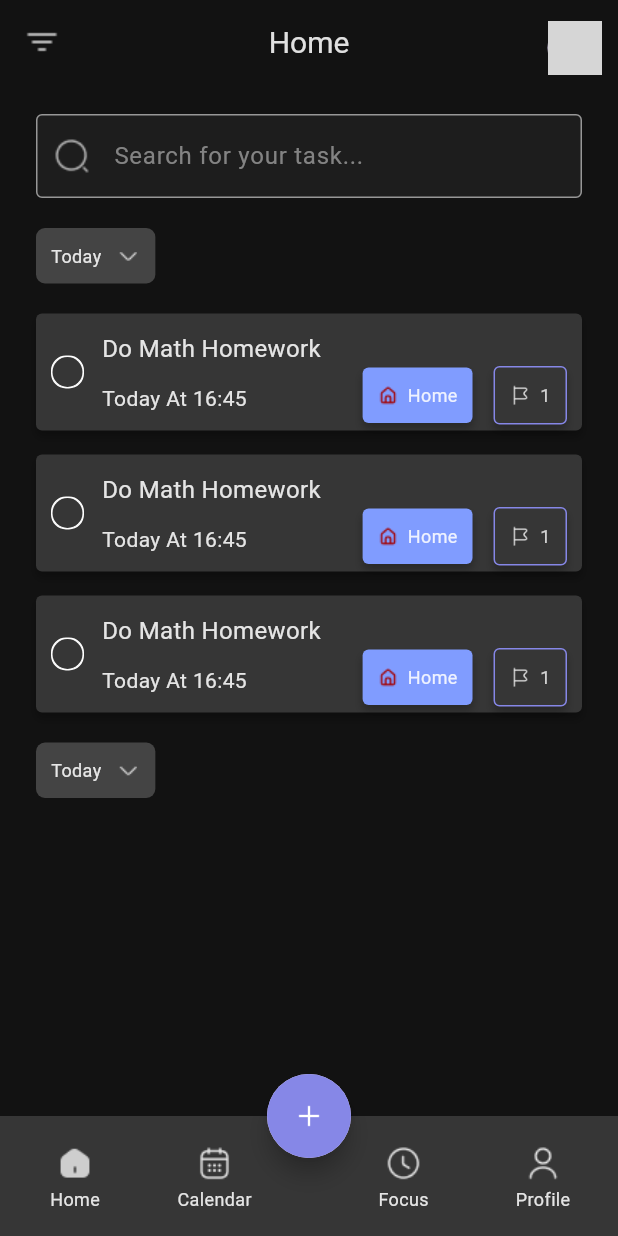
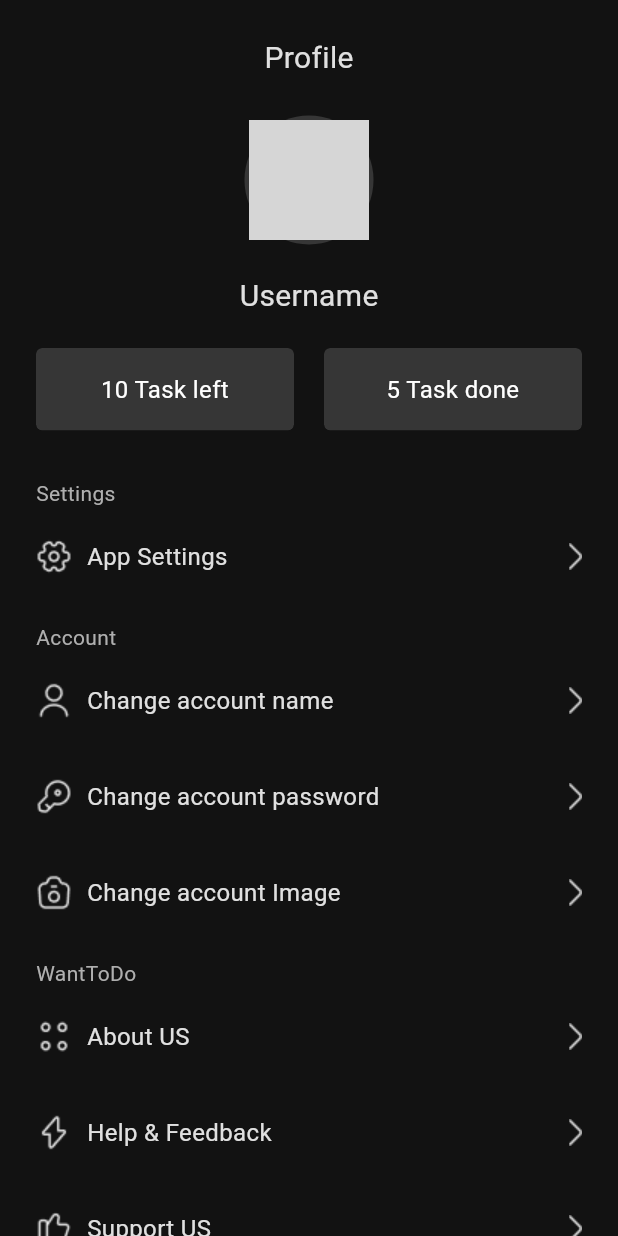
Before and after one commit to DargaHasanBasri/want_to_do, a Flutter app: the screen it shows after launch, on a phone screen of 412 x 824 dp. Run offline on Flutter 3.47's test engine with Material 3 defaults, Android fonts, the phone set to English and light mode, and no system bars; our stand-ins replace cached_network_image, easy_localization, fluttertoast, get_it, shared_preferences; network calls fail; grey boxes are pictures that could not be loaded.

Commit message:
Create profile page

```diff
--- a/assets/langs/en-US.json
+++ b/assets/langs/en-US.json
@@ -2,7 +2,8 @@
   "appTitle": "WantToDo",
   "calendar": "Calendar",
   "focus": "Focus",
-  "profile": "Profile",
+  "profileTitle": "Profile",
+  "account": "Account",
   "settings": "Settings",
   "completed": "Completed",
   "today": "Today",
@@ -52,6 +53,7 @@
     "enterTaskDescription": "Enter task description"
   },
   "appSettings": {
+    "appSettings": "App Settings",
     "changeColor": "Change app color",
     "changeLanguage": "Change app language",
     "changeLanguageTitle": "Change Language",
@@ -83,5 +85,21 @@
     "healthCategory": "Health",
     "movieCategory": "Movie",
     "homeCategory": "Home"
+  },
+  "profile": {
+    "taskLeft": "Task left",
+    "taskDone": "Task done",
+    "changeAccountName": "Change account name",
+    "changeAccountPassword": "Change account password",
+    "changeAccountImage": "Change account Image",
+    "aboutUS": "About US",
+    "helpFeedback": "Help & Feedback",
+    "supportUS": "Support US",
+    "logOut": "Log out",
+    "enterOldPassword": "Enter old password",
+    "enterNewPassword": "Enter new password",
+    "tackPicture": "Tack picture",
+    "importFromGallery": "Import from gallery",
+    "importFromGoogleDrive": "Import from Google Drive"
   }
 }
--- a/lib/export.dart
+++ b/lib/export.dart
@@ -63,3 +63,8 @@ export 'package:want_to_do/ui/pages/category/category_page.dart';
 export 'package:want_to_do/ui/pages/category/category_view_model.dart';
 export 'package:want_to_do/ui/pages/category/category_provider.dart';
 export 'package:want_to_do/ui/pages/main_tab/components/popup_category_child.dart';
+export 'package:want_to_do/ui/pages/profile/profile_page.dart';
+export 'package:want_to_do/ui/pages/profile/profile_view_model.dart';
+export 'package:want_to_do/ui/pages/profile/profile_provider.dart';
+export 'package:want_to_do/ui/pages/profile/components/user_profile_info.dart';
+export 'package:want_to_do/ui/pages/profile/components/profile_item.dart';
--- a/lib/main.dart
+++ b/lib/main.dart
@@ -44,7 +44,7 @@ class MyApp extends StatelessWidget {
       locale: context.locale,
       navigatorKey: locator<AppRoutes>().baseNavigatorKey,
       onGenerateRoute: Routes.generateRoute,
-      initialRoute: Routes.MainTab,
+      initialRoute: Routes.Profile,
       theme: ThemeData(
         colorScheme: ColorScheme.fromSeed(seedColor: Colors.deepPurple),
         useMaterial3: true,
--- a/lib/routes/routes.dart
+++ b/lib/routes/routes.dart
@@ -12,6 +12,7 @@ final class Routes {
   static const String Home = 'homeProvider';
   static const String Settings = 'settingsProvider';
   static const String Category = 'categoryProvider';
+  static const String Profile = 'profileProvider';
 
   static Route<dynamic> generateRoute(RouteSettings settings) {
     switch (settings.name) {
@@ -55,6 +56,10 @@ final class Routes {
         return MaterialPageRoute(
           builder: (context) => CategoryProvider(),
         );
+      case Routes.Profile:
+        return MaterialPageRoute(
+          builder: (context) => ProfileProvider(),
+        );
       default:
         return MaterialPageRoute(
           builder: (context) => Scaffold(
--- /dev/null
+++ b/lib/ui/pages/profile/components/profile_item.dart
@@ -0,0 +1,51 @@
+import 'package:want_to_do/export.dart';
+
+class ProfileItem extends StatelessWidget {
+  final String itemTitle;
+  final String iconAddress;
+  final bool? isLogOut;
+  final VoidCallback onTap;
+
+  ProfileItem({
+    super.key,
+    required this.itemTitle,
+    required this.iconAddress,
+    required this.onTap,
+    bool? isLogOut,
+  }) : isLogOut = isLogOut ?? false;
+
+  @override
+  Widget build(BuildContext context) {
+    return GestureDetector(
+      onTap: () => onTap.call(),
+      child: Container(
+        color: AppColors.backgroundColor,
+        padding: EdgeInsets.symmetric(vertical: 16),
+        child: Row(
+          children: [
+            Image.asset(
+              iconAddress,
+              width: 24,
+              height: 24,
+            ),
+            SizedBox(width: 10),
+            Text(
+              itemTitle,
+              style: TextStyle(
+                fontSize: 16,
+                fontWeight: FontWeight.w400,
+                color: (isLogOut ?? false)
+                    ? AppColors.lightRed
+                    : AppColors.white.withOpacity(0.87),
+              ),
+            ),
+            Spacer(),
+            (isLogOut ?? false)
+                ? SizedBox()
+                : Image.asset(AppAssets.icArrowBackRightPath),
+          ],
+        ),
+      ),
+    );
+  }
+}
--- /dev/null
+++ b/lib/ui/pages/profile/components/user_profile_info.dart
@@ -0,0 +1,40 @@
+import 'package:want_to_do/export.dart';
+import 'package:want_to_do/generated/locale_keys.g.dart';
+
+class UserProfileInfo extends StatelessWidget {
+  const UserProfileInfo({super.key});
+
+  @override
+  Widget build(BuildContext context) {
+    return Column(
+      children: [
+        Padding(
+          padding: const EdgeInsets.symmetric(vertical: 24),
+          child: Text(
+            LocaleKeys.profileTitle.locale,
+            style: TextStyle(
+              fontSize: 20,
+              fontWeight: FontWeight.w400,
+              color: AppColors.white.withOpacity(0.87),
+            ),
+          ),
+        ),
+        CustomUserAvatar(
+          circleRadius: 40,
+          borderColor: AppColors.darkGrey,
+        ),
+        Padding(
+          padding: const EdgeInsets.only(top: 20, bottom: 20),
+          child: Text(
+            LocaleKeys.username.locale,
+            style: TextStyle(
+              fontSize: 20,
+              fontWeight: FontWeight.w400,
+              color: AppColors.white.withOpacity(0.87),
+            ),
+          ),
+        ),
+      ],
+    );
+  }
+}
--- /dev/null
+++ b/lib/ui/pages/profile/profile_page.dart
@@ -0,0 +1,140 @@
+import 'package:want_to_do/export.dart';
+import 'package:want_to_do/generated/locale_keys.g.dart';
+
+class ProfilePage extends StatefulWidget {
+  const ProfilePage({super.key});
+
+  @override
+  State<ProfilePage> createState() => _ProfilePageState();
+}
+
+class _ProfilePageState extends BaseStatefulState<ProfilePage> {
+  @override
+  Widget build(BuildContext context) {
+    return Scaffold(
+      backgroundColor: AppColors.backgroundColor,
+      body: _buildBody(),
+    );
+  }
+
+  Widget _buildBody() {
+    return SafeArea(
+      child: Padding(
+        padding: AppPaddings.pagePaddingHorizontal,
+        child: Column(
+          crossAxisAlignment: CrossAxisAlignment.start,
+          children: [
+            Center(
+              child: UserProfileInfo(),
+            ),
+            Row(
+              children: [
+                Expanded(
+                  child: CustomButton(
+                    backgroundColor: AppColors.darkGrey,
+                    title: '10 ${LocaleKeys.profile_taskLeft.locale}',
+                    onClick: () {},
+                  ),
+                ),
+                SizedBox(width: 20),
+                Expanded(
+                  child: CustomButton(
+                    backgroundColor: AppColors.darkGrey,
+                    title: '5 ${LocaleKeys.profile_taskDone.locale}',
+                    onClick: () {},
+                  ),
+                ),
+              ],
+            ),
+            Expanded(
+              child: SingleChildScrollView(
+                child: Column(
+                  crossAxisAlignment: CrossAxisAlignment.start,
+                  children: [
+                    Padding(
+                      padding: const EdgeInsets.only(top: 32, bottom: 4),
+                      child: Text(
+                        LocaleKeys.settings.locale,
+                        style: TextStyle(
+                          color: AppColors.silverChalice,
+                        ),
+                      ),
+                    ),
+                    ProfileItem(
+                      itemTitle: LocaleKeys.appSettings_appSettings.locale,
+                      iconAddress: AppAssets.icSettingsPath,
+                      onTap: () {
+                        appRoutes.navigateTo(Routes.Settings);
+                      },
+                    ),
+                    Padding(
+                      padding: const EdgeInsets.only(top: 16, bottom: 4),
+                      child: Text(
+                        LocaleKeys.account.locale,
+                        style: TextStyle(
+                          color: AppColors.silverChalice,
+                        ),
+                      ),
+                    ),
+                    ProfileItem(
+                      itemTitle: LocaleKeys.profile_changeAccountName.locale,
+                      iconAddress: AppAssets.icUserPath,
+                      onTap: () {},
+                    ),
+                    SizedBox(height: 8),
+                    ProfileItem(
+                      itemTitle:
+                          LocaleKeys.profile_changeAccountPassword.locale,
+                      iconAddress: AppAssets.icKeyPath,
+                      onTap: () {},
+                    ),
+                    SizedBox(height: 8),
+                    ProfileItem(
+                      itemTitle: LocaleKeys.profile_changeAccountImage.locale,
+                      iconAddress: AppAssets.icCameraPath,
+                      onTap: () {},
+                    ),
+                    Padding(
+                      padding: const EdgeInsets.only(top: 16, bottom: 4),
+                      child: Text(
+                        LocaleKeys.appTitle.locale,
+                        style: TextStyle(
+                          color: AppColors.silverChalice,
+                        ),
+                      ),
+                    ),
+                    ProfileItem(
+                      itemTitle: LocaleKeys.profile_aboutUS.locale,
+                      iconAddress: AppAssets.icMenuPath,
+                      onTap: () {},
+                    ),
+                    SizedBox(height: 8),
+                    ProfileItem(
+                      itemTitle: LocaleKeys.profile_helpFeedback.locale,
+                      iconAddress: AppAssets.icFlashPath,
+                      onTap: () {},
+                    ),
+                    SizedBox(height: 8),
+                    ProfileItem(
+                      itemTitle: LocaleKeys.profile_supportUS.locale,
+                      iconAddress: AppAssets.icLikePath,
+                      onTap: () {},
+                    ),
+                    SizedBox(height: 8),
+                    ProfileItem(
+                      isLogOut: true,
+                      itemTitle: LocaleKeys.profile_logOut.locale,
+                      iconAddress: AppAssets.icLogoutPath,
+                      onTap: () {},
+                    ),
+                    SizedBox(height: 8),
+                  ],
+                ),
+              ),
+            ),
+          ],
+        ),
+      ),
+    );
+  }
+}
--- /dev/null
+++ b/lib/ui/pages/profile/profile_provider.dart
@@ -0,0 +1,13 @@
+import 'package:want_to_do/export.dart';
+
+class ProfileProvider extends StatelessWidget {
+  const ProfileProvider({super.key});
+
+  @override
+  Widget build(BuildContext context) {
+    return ChangeNotifierProvider(
+      create: (context) => ProfileViewModel(),
+      child: ProfilePage(),
+    );
+  }
+}
--- /dev/null
+++ b/lib/ui/pages/profile/profile_view_model.dart
@@ -0,0 +1,5 @@
+import 'package:want_to_do/base/base_view_model.dart';
+
+class ProfileViewModel extends BaseViewModel {
+
+}
--- a/lib/utils/app_assets.dart
+++ b/lib/utils/app_assets.dart
@@ -35,6 +35,15 @@ final class AppAssets {
   static String icTagPath = _imagePath('ic_tag');
   static String icTextPath = _imagePath('ic_text');
   static String icTimerPath = _imagePath('ic_timer');
+  static String icCameraPath = _imagePath('ic_camera');
+  static String icFlashPath = _imagePath('ic_flash');
+  static String icInfoCirclePath = _imagePath('ic_info_circle');
+  static String icKeyPath = _imagePath('ic_key');
+  static String icLikePath = _imagePath('ic_like');
+  static String icLogoutPath = _imagePath('ic_logout');
+  static String icMenuPath = _imagePath('ic_menu');
+  static String icSettingsPath = _imagePath('ic_settings');
+  static String icUserPath = _imagePath('ic_user');
 
   static String _imagePath(String fileName) => '$_basePath$fileName.png';
 }
```
Also changed, not shown: assets/langs/tr-TR.json (+19 -1 lines), assets/images/ic_camera.png (added), assets/images/ic_flash.png (added), assets/images/ic_info_circle.png (added), assets/images/ic_key.png (added), assets/images/ic_like.png (added), assets/images/ic_logout.png (added), assets/images/ic_menu.png (added), assets/images/ic_settings.png (added), assets/images/ic_user.png (added), lib/generated/locale_keys.g.dart.
